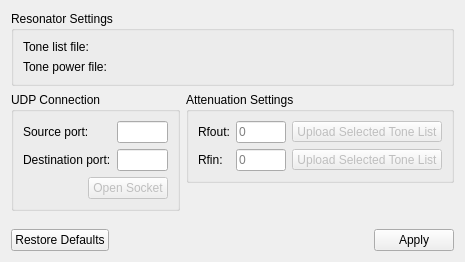
Old version of the form ui_resources/channel_settings.ui in the repository Tyronitar/rfsoc-interface.
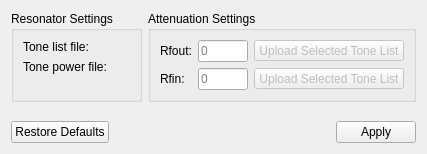
New version of the form. Icons and pictures are not drawn. Custom widgets are drawn as their Qt base class.

Commit message: Move UDP To Advanced Section

```diff
--- a/ui_resources/channel_settings.ui
+++ b/ui_resources/channel_settings.ui
@@ -6,8 +6,8 @@
    <rect>
     <x>0</x>
     <y>0</y>
-    <width>465</width>
-    <height>262</height>
+    <width>281</width>
+    <height>154</height>
    </rect>
   </property>
   <property name="sizePolicy">
@@ -20,71 +20,27 @@
    <string>Form</string>
   </property>
   <layout class="QGridLayout" name="gridLayout">
-   <item row="0" column="0" colspan="3" alignment="Qt::AlignmentFlag::AlignTop">
-    <widget class="QGroupBox" name="resonator_GroupBox">
-     <property name="title">
-      <string>Resonator Settings</string>
+   <item row="4" column="0" colspan="2" alignment="Qt::AlignmentFlag::AlignBottom">
+    <widget class="QDialogButtonBox" name="buttonBox">
+     <property name="standardButtons">
+      <set>QDialogButtonBox::StandardButton::Apply|QDialogButtonBox::StandardButton::RestoreDefaults</set>
      </property>
-     <layout class="QFormLayout" name="formLayout_2">
-      <item row="0" column="0">
-       <widget class="QLabel" name="tone_list_label">
-        <property name="minimumSize">
-         <size>
-          <width>0</width>
-          <height>0</height>
-         </size>
-        </property>
-        <property name="toolTip">
-         <string>Choose a list of resonant frequencies</string>
-        </property>
-        <property name="whatsThis">
-         <string>List of tones of resonant frequencies</string>
-        </property>
-        <property name="text">
-         <string>Tone list file:</string>
-        </property>
-        <property name="alignment">
-         <set>Qt::AlignmentFlag::AlignLeading|Qt::AlignmentFlag::AlignLeft|Qt::AlignmentFlag::AlignVCenter</set>
+     <property name="centerButtons">
+      <bool>false</bool>
         </property>
        </widget>
       </item>
-      <item row="0" column="1">
-       <widget class="FileUploadWidget" name="tone_list_file_upload_widget" native="true">
+   <item row="3" column="0" colspan="2" alignment="Qt::AlignmentFlag::AlignTop">
+    <widget class="Section" name="advanced_section" native="true">
         <property name="sizePolicy">
-         <sizepolicy hsizetype="Preferred" vsizetype="Preferred">
+      <sizepolicy hsizetype="Preferred" vsizetype="Minimum">
           <horstretch>0</horstretch>
           <verstretch>0</verstretch>
          </sizepolicy>
         </property>
        </widget>
       </item>
-      <item row="1" column="0">
-       <widget class="QLabel" name="tone_power_label">
-        <property name="minimumSize">
-         <size>
-          <width>0</width>
-          <height>0</height>
-         </size>
-        </property>
-        <property name="text">
-         <string>Tone power file:</string>
-        </property>
-       </widget>
-      </item>
       <item row="1" column="1">
-       <widget class="FileUploadWidget" name="tone_power_file_upload_widget" native="true">
-        <property name="sizePolicy">
-         <sizepolicy hsizetype="Preferred" vsizetype="Preferred">
-          <horstretch>0</horstretch>
-          <verstretch>0</verstretch>
-         </sizepolicy>
-        </property>
-       </widget>
-      </item>
-     </layout>
-    </widget>
-   </item>
-   <item row="1" column="2" alignment="Qt::AlignmentFlag::AlignTop">
     <widget class="QGroupBox" name="attenuation_GroupBox">
      <property name="sizePolicy">
       <sizepolicy hsizetype="Fixed" vsizetype="Preferred">
@@ -226,98 +182,68 @@
      </layout>
     </widget>
    </item>
-   <item row="4" column="0" colspan="3" alignment="Qt::AlignmentFlag::AlignBottom">
-    <widget class="QDialogButtonBox" name="buttonBox">
-     <property name="standardButtons">
-      <set>QDialogButtonBox::StandardButton::Apply|QDialogButtonBox::StandardButton::RestoreDefaults</set>
-     </property>
-     <property name="centerButtons">
-      <bool>false</bool>
-     </property>
-    </widget>
-   </item>
-   <item row="1" column="0" colspan="2" alignment="Qt::AlignmentFlag::AlignTop">
-    <widget class="QGroupBox" name="udp_GroupBox">
-     <property name="sizePolicy">
-      <sizepolicy hsizetype="Expanding" vsizetype="Preferred">
-       <horstretch>0</horstretch>
-       <verstretch>0</verstretch>
-      </sizepolicy>
-     </property>
+   <item row="1" column="0">
+    <widget class="QGroupBox" name="resonator_GroupBox">
      <property name="title">
-      <string>UDP Connection</string>
+      <string>Resonator Settings</string>
      </property>
-     <layout class="QVBoxLayout" name="verticalLayout">
-      <item>
-       <layout class="QFormLayout" name="formLayout_6">
+     <layout class="QFormLayout" name="formLayout_2">
         <item row="0" column="0">
-         <widget class="QLabel" name="udp_sourceLabel">
-          <property name="sizePolicy">
-           <sizepolicy hsizetype="Minimum" vsizetype="Preferred">
-            <horstretch>0</horstretch>
-            <verstretch>0</verstretch>
-           </sizepolicy>
+       <widget class="QLabel" name="tone_list_label">
+        <property name="minimumSize">
+         <size>
+          <width>0</width>
+          <height>0</height>
+         </size>
+        </property>
+        <property name="toolTip">
+         <string>Choose a list of resonant frequencies</string>
+        </property>
+        <property name="whatsThis">
+         <string>List of tones of resonant frequencies</string>
           </property>
           <property name="text">
-           <string>Source port:</string>
+         <string>Tone list file:</string>
+        </property>
+        <property name="alignment">
+         <set>Qt::AlignmentFlag::AlignLeading|Qt::AlignmentFlag::AlignLeft|Qt::AlignmentFlag::AlignVCenter</set>
           </property>
          </widget>
         </item>
         <item row="0" column="1">
-         <widget class="QLineEdit" name="udp_sourceLineEdit">
+       <widget class="FileUploadWidget" name="tone_list_file_upload_widget" native="true">
           <property name="sizePolicy">
-           <sizepolicy hsizetype="Expanding" vsizetype="Fixed">
+         <sizepolicy hsizetype="Preferred" vsizetype="Preferred">
             <horstretch>0</horstretch>
             <verstretch>0</verstretch>
            </sizepolicy>
           </property>
          </widget>
         </item>
+      <item row="1" column="0">
+       <widget class="QLabel" name="tone_power_label">
+        <property name="minimumSize">
+         <size>
+          <width>0</width>
+          <height>0</height>
+         </size>
+        </property>
+        <property name="text">
+         <string>Tone power file:</string>
+        </property>
+       </widget>
+      </item>
         <item row="1" column="1">
-         <widget class="QLineEdit" name="udp_destLineEdit"/>
-        </item>
-        <item row="1" column="0">
-         <widget class="QLabel" name="udp_destLabel">
+       <widget class="FileUploadWidget" name="tone_power_file_upload_widget" native="true">
           <property name="sizePolicy">
-           <sizepolicy hsizetype="Minimum" vsizetype="Preferred">
+         <sizepolicy hsizetype="Preferred" vsizetype="Preferred">
             <horstretch>0</horstretch>
             <verstretch>0</verstretch>
            </sizepolicy>
           </property>
-          <property name="text">
-           <string>Destination port:</string>
-          </property>
          </widget>
         </item>
        </layout>
-      </item>
-      <item alignment="Qt::AlignmentFlag::AlignRight">
-       <widget class="QPushButton" name="udp_openPushButton">
-        <property name="enabled">
-         <bool>false</bool>
-        </property>
-        <property name="maximumSize">
-         <size>
-          <width>150</width>
-          <height>16777215</height>
-         </size>
-        </property>
-        <property name="text">
-         <string>Open Socket</string>
-        </property>
-       </widget>
-      </item>
-     </layout>
-    </widget>
-   </item>
-   <item row="3" column="0" colspan="3" alignment="Qt::AlignmentFlag::AlignTop">
-    <widget class="Section" name="advanced_section" native="true">
-     <property name="sizePolicy">
-      <sizepolicy hsizetype="Preferred" vsizetype="Minimum">
-       <horstretch>0</horstretch>
-       <verstretch>0</verstretch>
-      </sizepolicy>
-     </property>
     </widget>
    </item>
   </layout>
```
Lines whose indentation alone changed are shown as unchanged. The commit also changes 2 other files.
